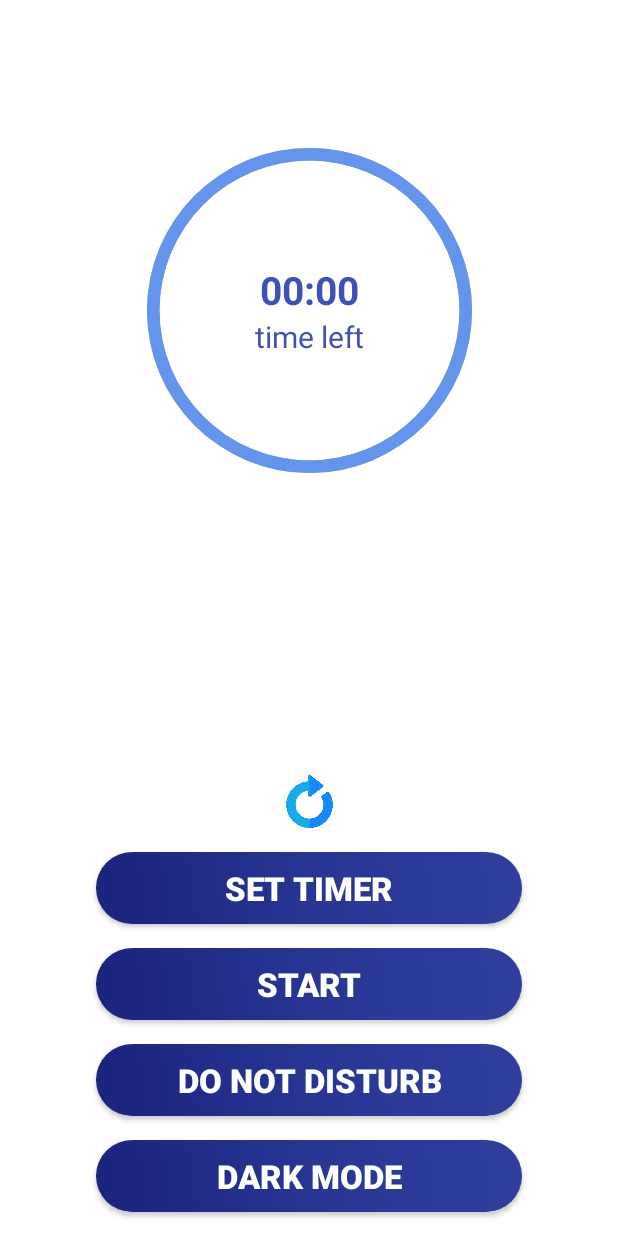
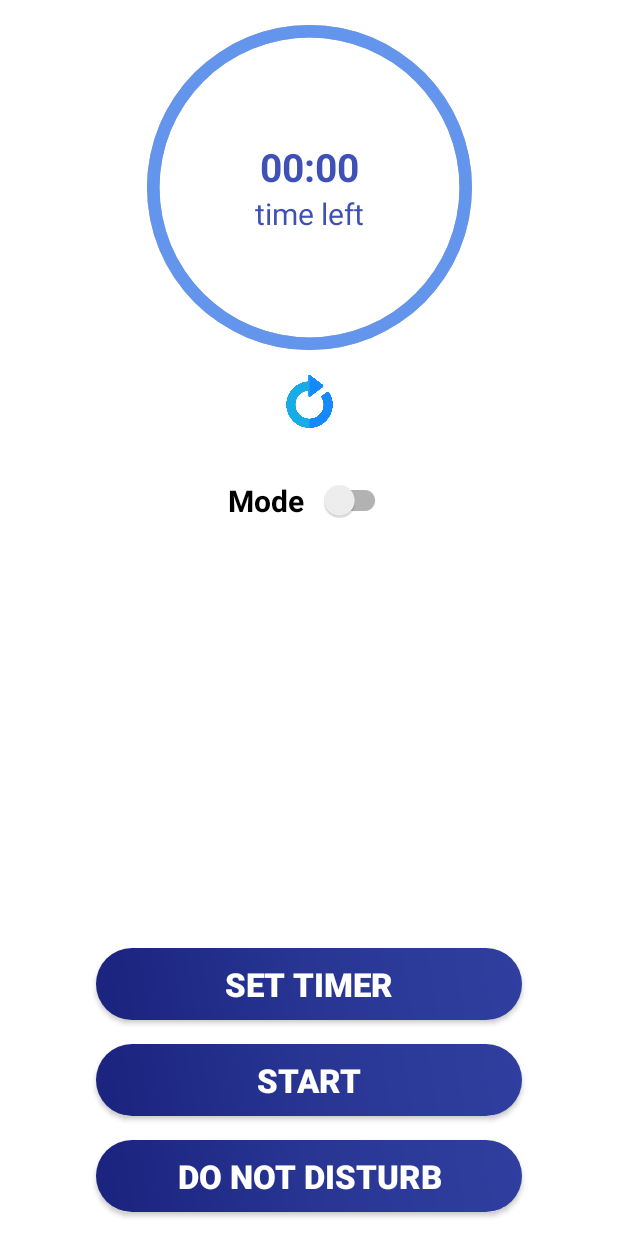
Before and after one commit to patryk47853/Meditation-Timer, an Android app built with Jetpack Compose: the screen it shows after launch (TimerActivity), on a phone screen of 412 x 824 dp. Run offline under Robolectric (Android 15) with nearby library versions, the phone set to English and light mode, and no system bars.

Commit message:
Add Switch button for Night mode (Night Mode to be implemented)

```diff
--- a/app/src/main/res/layout/timer_activity.xml
+++ b/app/src/main/res/layout/timer_activity.xml
@@ -11,12 +11,14 @@
         android:id="@+id/flTimer"
         android:layout_width="250dp"
         android:layout_height="250dp"
+        android:layout_gravity="center"
         app:layout_constraintBottom_toTopOf="@+id/ib_reset"
         app:layout_constraintEnd_toEndOf="parent"
         app:layout_constraintHorizontal_bias="0.5"
         app:layout_constraintStart_toStartOf="parent"
         app:layout_constraintTop_toTopOf="parent"
-        app:layout_constraintVertical_bias="0.308">
+        app:layout_constraintVertical_bias="0.3">
+
 
         <ProgressBar
             android:id="@+id/pbTimer"
@@ -58,18 +60,37 @@
         </LinearLayout>
     </FrameLayout>
 
+
+    <androidx.appcompat.widget.SwitchCompat
+        android:id="@+id/switchCompat"
+        android:layout_width="wrap_content"
+        android:layout_height="wrap_content"
+        android:layout_margin="60dp"
+        android:layout_marginStart="24dp"
+        android:layout_marginTop="196dp"
+        android:layout_marginEnd="144dp"
+        android:checked="false"
+        android:padding="10dp"
+        android:text="Mode"
+        android:textSize="20dp"
+        android:textStyle="bold"
+        app:layout_constraintEnd_toEndOf="parent"
+        app:layout_constraintStart_toStartOf="parent"
+        app:layout_constraintTop_toBottomOf="@+id/flTimer"
+        app:switchPadding="10dp" />
+
     <ImageButton
         android:id="@+id/ib_reset"
         android:layout_width="35dp"
         android:layout_height="35dp"
-        android:layout_marginEnd="0dp"
         android:layout_marginBottom="16dp"
         android:background="@color/white"
         android:scaleType="fitXY"
         android:src="@drawable/reset"
-        app:layout_constraintBottom_toTopOf="@+id/btnAdd"
         app:layout_constraintEnd_toEndOf="parent"
-        app:layout_constraintStart_toStartOf="parent" />
+        app:layout_constraintStart_toStartOf="parent"
+        app:layout_constraintTop_toBottomOf="@+id/flTimer" />
+
 
     <androidx.appcompat.widget.AppCompatButton
         android:id="@+id/btnAdd"
@@ -109,20 +130,6 @@
         android:textSize="22sp"
         android:textStyle="bold"
         android:background="@drawable/button_bg"
-        app:layout_constraintBottom_toTopOf="@+id/btnMode"
-        app:layout_constraintEnd_toEndOf="parent"
-        app:layout_constraintStart_toStartOf="parent" />
-
-    <androidx.appcompat.widget.AppCompatButton
-        android:id="@+id/btnMode"
-        android:layout_width="284dp"
-        android:layout_height="wrap_content"
-        android:layout_marginBottom="16dp"
-        android:text="Dark mode"
-        android:textColor="@color/white"
-        android:textSize="22sp"
-        android:textStyle="bold"
-        android:background="@drawable/button_bg"
         app:layout_constraintBottom_toBottomOf="parent"
         app:layout_constraintEnd_toEndOf="parent"
         app:layout_constraintStart_toStartOf="parent" />
```
